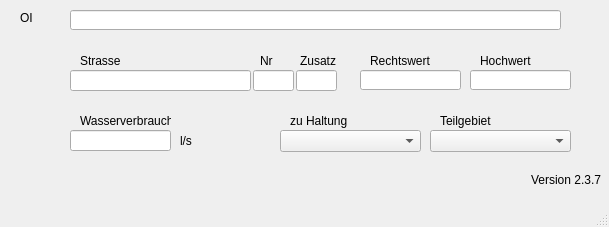
The window that qkan/database/templates/swref.ui (hoettges/QKan) describes before a commit, drawn with Qt 5.
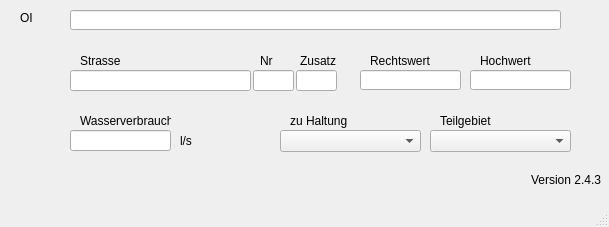
The same window after the commit.

What changed in the file:
```diff
--- a/qkan/database/templates/swref.ui
+++ b/qkan/database/templates/swref.ui
@@ -262,7 +262,7 @@
      <string>Version QKan Import</string>
     </property>
     <property name="text">
-     <string>Version 2.3.7</string>
+     <string>Version 2.4.3</string>
     </property>
     <property name="alignment">
      <set>Qt::AlignRight|Qt::AlignTrailing|Qt::AlignVCenter</set>
```
